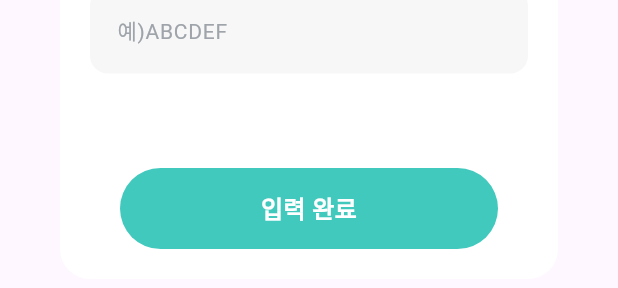
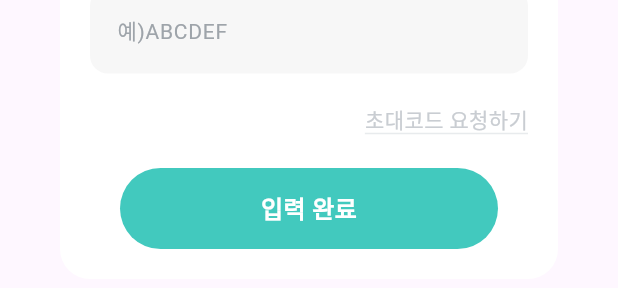
Before and after one commit to yunjunghun0116/maeumtoktok, a Flutter app: the InvitationDialog widget shown alone on an empty page, opened directly, on a phone screen of 412 x 824 dp. Shown: the part 564-852 px from the top of the screen. Run offline on Flutter 3.47's test engine with Material 3 defaults, Android fonts, the phone set to English and light mode, and no system bars; our stand-ins replace another_flushbar, cloud_firestore, firebase_core, firebase_storage, flutter_speed_dial, image_picker and 1 more; missing offline and left inert: bcrypt, encrypt, langchain, langchain_openai; accounts and stored records are empty; generated files the repository leaves out were written again.

Commit message:
Feat: 초대코드 요청 기능 구현

```diff
--- a/lib/core/exceptions/exception_message.dart
+++ b/lib/core/exceptions/exception_message.dart
@@ -6,6 +6,7 @@ enum ExceptionMessage {
   progressing(400, "요청을 처리중입니다. 잠시 기다려 주세요."),
   noObjectAssigned(400, "인증 정보가 만료되어 처리할 수 없는 요청입니다. 다시 로그인 후 진행해 주세요"),
   invalidType(400, "잘못된 요청이거나 처리할 수 없는 타입입니다. 확인 후 다시 요청해 주세요."),
+  cantOpenUri(400, "폼을 열 수 없습니다. 잠시 후 다시 요청해 주세요."),
   /* NULL 관련 메시지 */
   nullPointException(400, "존재하지 않는 값입니다. 확인 후 다시 요청해 주세요."),
   /* 이메일 및 패스워드 관련 메시지 */
--- a/lib/features/auth/presentation/widgets/invitation_dialog.dart
+++ b/lib/features/auth/presentation/widgets/invitation_dialog.dart
@@ -1,4 +1,9 @@
+import 'package:app/core/exceptions/custom_exception.dart';
+import 'package:app/core/exceptions/exception_message.dart';
+import 'package:app/shared/constants/secrets.dart';
+import 'package:app/shared/utils/local_util.dart';
 import 'package:flutter/material.dart';
+import 'package:url_launcher/url_launcher.dart';
 
 import '../../../../shared/constants/app_colors.dart';
 import '../../../../shared/widgets/common_button.dart';
@@ -71,6 +76,30 @@ class _InvitationDialogState extends State<InvitationDialog> {
               ),
             ),
             Spacer(),
+            Row(
+              children: [
+                Spacer(),
+                GestureDetector(
+                  onTap: () async {
+                    var url = Uri.parse(Secrets.testRequestURL);
+                    if (!(await canLaunchUrl(url))) {
+                      throw CustomException(ExceptionMessage.cantOpenUri);
+                    }
+                    await launchUrl(url);
+                  },
+                  behavior: HitTestBehavior.opaque,
+                  child: Container(
+                    alignment: Alignment.centerRight,
+                    decoration: BoxDecoration(border: Border(bottom: BorderSide(color: AppColors.fontGray100Color))),
+                    child: Text(
+                      "초대코드 요청하기",
+                      style: TextStyle(fontSize: 14, height: 16 / 14, color: AppColors.fontGray200Color),
+                    ),
+                  ),
+                ),
+              ],
+            ),
+            Spacer(),
             CommonButton(
               value: true,
               onTap: () => Navigator.of(context).pop(_invitationCodeController.text),
--- a/pubspec.yaml
+++ b/pubspec.yaml
@@ -3,7 +3,7 @@ description: "마음톡톡 앱 - 부정감정 완화 LLM 연구 (김재정)"
 
 publish_to: 'none' # Remove this line if you wish to publish to pub.dev
 
-version: 1.0.2+18
+version: 1.0.3+19
 
 environment:
   sdk: ^3.7.0
@@ -39,6 +39,8 @@ dependencies:
   crypto: ^3.0.6
   encrypt: ^5.0.3
   bcrypt: ^1.1.3
+  # 초대코드 요청 발급을 위한 URL
+  url_launcher: ^6.3.1
 
 dev_dependencies:
   flutter_test:
```
Also changed, not shown: lib/core/exceptions/exception_handler.dart (+2 -19 lines), lib/shared/utils/local_util.dart (added, +24 -0 lines), pubspec.lock, 1 other file.
